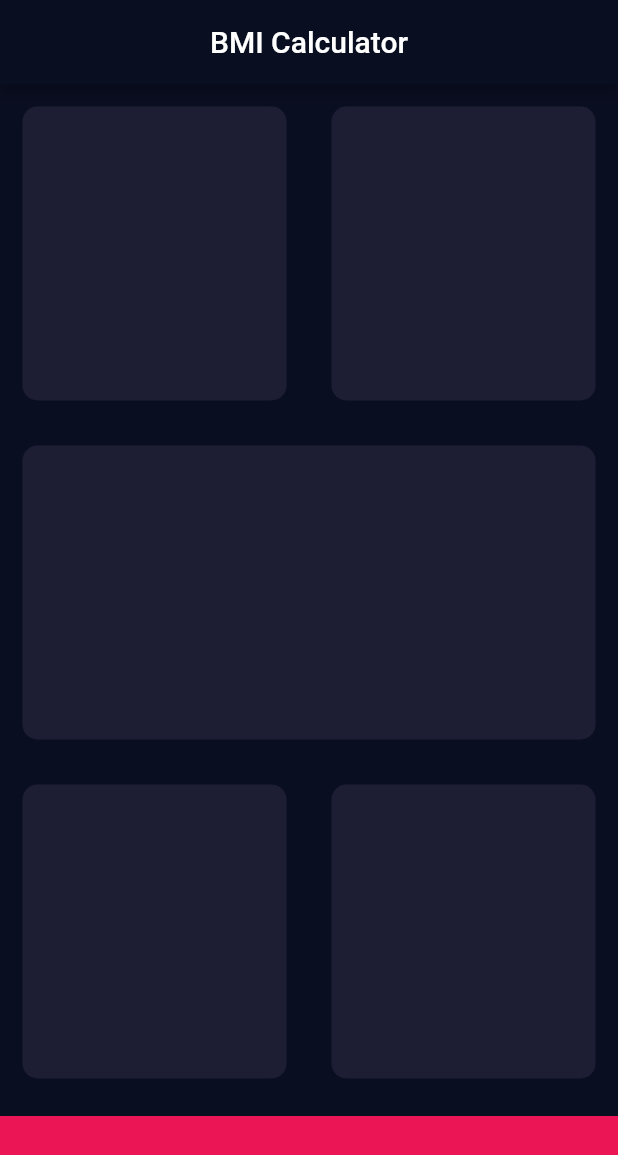
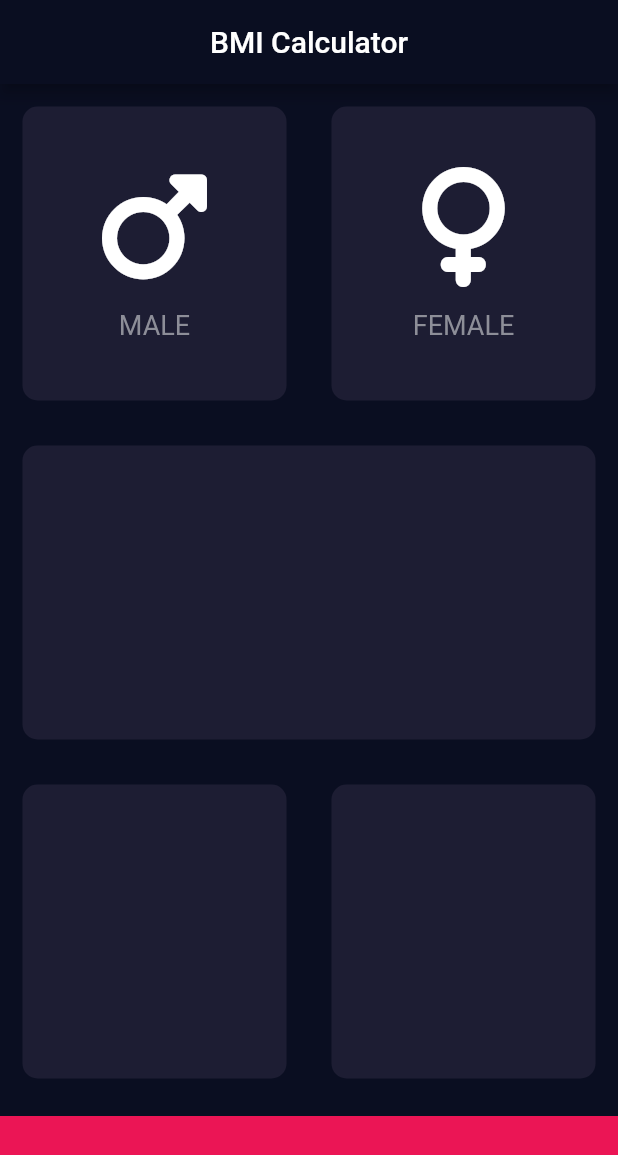
Before and after one commit to zahrajabar6/bmi-calculator-flutter, a Flutter app: the screen it shows after launch, on a phone screen of 412 x 824 dp. Shown: the top 1155 px of the screen. Run offline on Flutter 3.47's test engine with Material 2 defaults, Android fonts, the phone set to English and light mode, and no system bars; our stand-ins replace font_awesome_flutter.

Commit message:
card content

```diff
--- /dev/null
+++ b/lib/iconContent.dart
@@ -0,0 +1,37 @@
+import 'package:flutter/material.dart';
+
+final labelTextStyle = TextStyle(
+  fontSize: 18,
+  color: Color(0xFF8D8E98),
+);
+
+class IconContent extends StatelessWidget {
+  const IconContent({
+    Key? key,
+    required this.icon,
+    required this.text,
+  }) : super(key: key);
+
+  final IconData icon;
+  final String text;
+
+  @override
+  Widget build(BuildContext context) {
+    return Column(
+      mainAxisAlignment: MainAxisAlignment.center,
+      children: [
+        Icon(
+          icon,
+          size: 80,
+        ),
+        const SizedBox(
+          height: 15,
+        ),
+        Text(
+          text,
+          style: labelTextStyle,
+        )
+      ],
+    );
+  }
+}
--- a/lib/inputpage.dart
+++ b/lib/inputpage.dart
@@ -1,5 +1,7 @@
+import 'package:bmi_calculator/iconContent.dart';
 import 'package:bmi_calculator/my_container.dart';
 import 'package:flutter/material.dart';
+import 'package:font_awesome_flutter/font_awesome_flutter.dart';
 
 const Color color = Color(0xFF1D1D33);
 
@@ -18,10 +20,6 @@ class _InputPageState extends State<InputPage> {
           centerTitle: true,
           title: const Text("BMI Calculator"),
         ),
-        // floatingActionButton: FloatingActionButton(
-        //   onPressed: () {},
-        //   child: const Icon(Icons.add),
-        // ),
         body: Column(
           children: [
             Expanded(
@@ -30,27 +28,38 @@ class _InputPageState extends State<InputPage> {
                 Expanded(
                     child: MyContainer(
                   color: color,
+                  cardChild: IconContent(
+                    icon: FontAwesomeIcons.mars,
+                    text: 'MALE',
+                  ),
                 )),
                 Expanded(
                     child: MyContainer(
                   color: color,
+                  cardChild: IconContent(
+                    icon: FontAwesomeIcons.venus,
+                    text: 'FEMALE',
+                  ),
                 )),
               ],
             )),
-            const Expanded(
+            Expanded(
                 child: MyContainer(
               color: color,
+              cardChild: Container(),
             )),
             Expanded(
                 child: Row(
-              children: const [
+              children: [
                 Expanded(
                     child: MyContainer(
                   color: color,
+                  cardChild: Container(),
                 )),
                 Expanded(
                     child: MyContainer(
                   color: color,
+                  cardChild: Container(),
                 )),
               ],
             )),
--- a/lib/my_container.dart
+++ b/lib/my_container.dart
@@ -1,15 +1,18 @@
 import 'package:flutter/material.dart';
 
 class MyContainer extends StatelessWidget {
-  const MyContainer({super.key, required this.color});
+  const MyContainer({super.key, required this.color, required this.cardChild});
 
   final Color color;
+  final Widget cardChild;
+
   @override
   Widget build(BuildContext context) {
     return Container(
       margin: const EdgeInsets.all(15),
       decoration:
           BoxDecoration(borderRadius: BorderRadius.circular(10), color: color),
+      child: cardChild,
     );
   }
 }
--- a/pubspec.yaml
+++ b/pubspec.yaml
@@ -36,6 +36,7 @@ dependencies:
   # The following adds the Cupertino Icons font to your application.
   # Use with the CupertinoIcons class for iOS style icons.
   cupertino_icons: ^1.0.2
+  font_awesome_flutter: ^10.3.0
 
 dev_dependencies:
   flutter_test:
```
Also changed, not shown: pubspec.lock.
